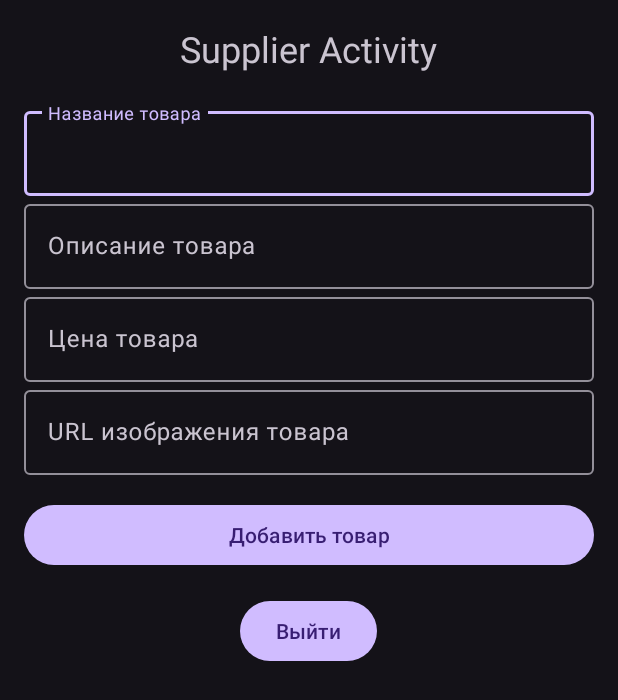
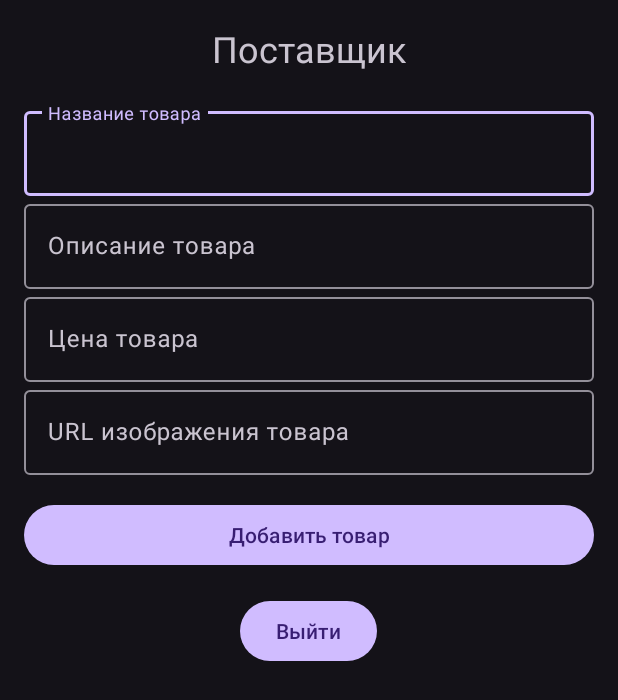
Before and after one commit to Erma4k0v/DelAn, an Android app: the SupplierActivity screen opened directly, with no data from a screen before it, on a phone screen of 412 x 824 dp. Shown: the top 700 px of the screen. Run offline under Robolectric (Android 15) with nearby library versions, the phone set to English and light mode, and no system bars; our stand-ins replace Firebase (no records; nobody signed in at launch, a user with empty details on screens opened directly).

Commit message:
исправил названия активити

```diff
--- a/app/src/main/res/layout/activity_courier.xml
+++ b/app/src/main/res/layout/activity_courier.xml
@@ -9,7 +9,7 @@
     <TextView
         android:layout_width="wrap_content"
         android:layout_height="wrap_content"
-        android:text="Courier Activity"
+        android:text="Курьер"
         android:textSize="24sp"
         android:layout_gravity="center"
         android:layout_marginBottom="20dp"
--- a/app/src/main/res/layout/activity_customer.xml
+++ b/app/src/main/res/layout/activity_customer.xml
@@ -9,7 +9,7 @@
     <TextView
         android:layout_width="wrap_content"
         android:layout_height="wrap_content"
-        android:text="Customer Activity"
+        android:text="Заказчик"
         android:textSize="24sp"
         android:layout_gravity="center"
         android:layout_marginBottom="20dp"
--- a/app/src/main/res/layout/activity_supplier.xml
+++ b/app/src/main/res/layout/activity_supplier.xml
@@ -14,7 +14,7 @@
         <TextView
             android:layout_width="wrap_content"
             android:layout_height="wrap_content"
-            android:text="Supplier Activity"
+            android:text="@string/Supplier"
             android:textSize="24sp"
             android:layout_gravity="center"
             android:layout_marginBottom="20dp"
--- a/app/src/main/res/values/strings.xml
+++ b/app/src/main/res/values/strings.xml
@@ -10,6 +10,7 @@
     <string name="Exit">Выйти</string>
     <string name="login">Login</string>
     <string name="buy_now">Buy Now</string>
+    <string name="Supplier">Поставщик</string>
     <string-array name="UserType">
         <item>Поставщик</item>
         <item>Заказчик</item>
```
